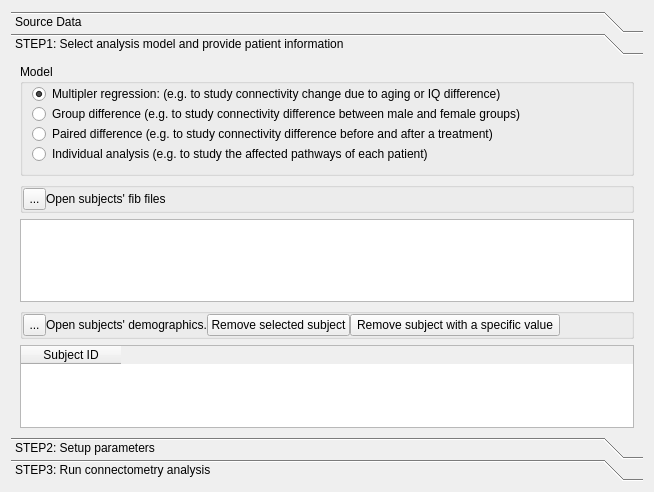
Before: the Qt Designer form tracking/vbc_dialog.ui in frankyeh/DSI-Studio, drawn with Qt 5.
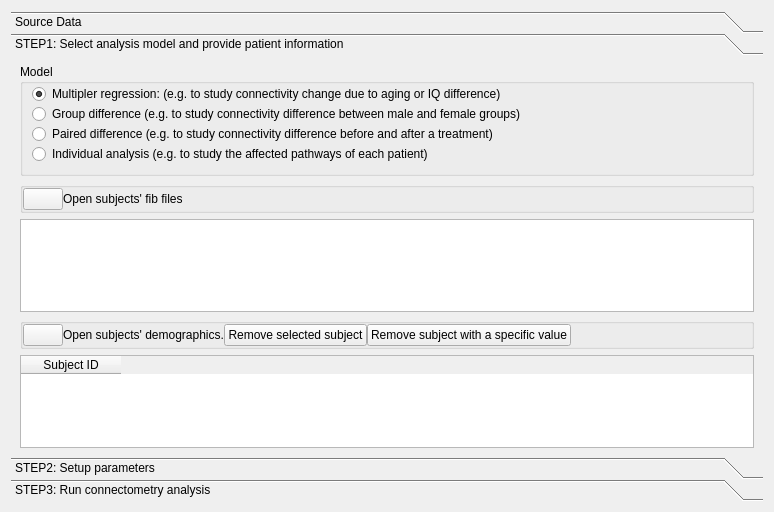
After: the same form once the commit is applied. The open tabs and pages were chosen to show the change. Icons and pictures are not drawn. Custom widgets are drawn as their Qt base class.

Patch:
```diff
--- a/tracking/vbc_dialog.ui
+++ b/tracking/vbc_dialog.ui
@@ -6,8 +6,8 @@
    <rect>
     <x>0</x>
     <y>0</y>
-    <width>654</width>
-    <height>492</height>
+    <width>774</width>
+    <height>512</height>
    </rect>
   </property>
   <property name="windowTitle">
@@ -319,8 +319,8 @@
           <rect>
            <x>0</x>
            <y>0</y>
-           <width>636</width>
-           <height>390</height>
+           <width>759</width>
+           <height>396</height>
           </rect>
          </property>
          <attribute name="label">
@@ -394,15 +394,15 @@
              <item>
               <layout class="QHBoxLayout" name="horizontalLayout_9">
                <item>
-                <widget class="QToolButton" name="open_files">
+                <widget class="QPushButton" name="open_files">
                  <property name="maximumSize">
                   <size>
-                   <width>23</width>
-                   <height>22</height>
+                   <width>16777215</width>
+                   <height>16777215</height>
                   </size>
                  </property>
                  <property name="text">
-                  <string>...</string>
+                  <string/>
                  </property>
                  <property name="icon">
                   <iconset resource="../icons.qrc">
@@ -462,15 +462,15 @@
                 <number>0</number>
                </property>
                <item>
-                <widget class="QToolButton" name="open_mr_files">
+                <widget class="QPushButton" name="open_mr_files">
                  <property name="maximumSize">
                   <size>
-                   <width>23</width>
-                   <height>22</height>
+                   <width>16777215</width>
+                   <height>16777215</height>
                   </size>
                  </property>
                  <property name="text">
-                  <string>...</string>
+                  <string/>
                  </property>
                  <property name="icon">
                   <iconset resource="../icons.qrc">
@@ -489,8 +489,8 @@
                 <widget class="QPushButton" name="remove_subject">
                  <property name="maximumSize">
                   <size>
-                   <width>65535</width>
-                   <height>22</height>
+                   <width>16777215</width>
+                   <height>16777215</height>
                   </size>
                  </property>
                  <property name="text">
@@ -503,11 +503,11 @@
                 </widget>
                </item>
                <item>
-                <widget class="QToolButton" name="remove_subject2">
+                <widget class="QPushButton" name="remove_subject2">
                  <property name="maximumSize">
                   <size>
                    <width>16777215</width>
-                   <height>22</height>
+                   <height>16777215</height>
                   </size>
                  </property>
                  <property name="text">
@@ -517,9 +517,6 @@
                   <iconset resource="../icons.qrc">
                    <normaloff>:/icons/icons/delete.xpm</normaloff>:/icons/icons/delete.xpm</iconset>
                  </property>
-                 <property name="toolButtonStyle">
-                  <enum>Qt::ToolButtonTextBesideIcon</enum>
-                 </property>
                 </widget>
                </item>
                <item>
```
Left out of the diff: 179 changed lines with no effect on the pictures.
